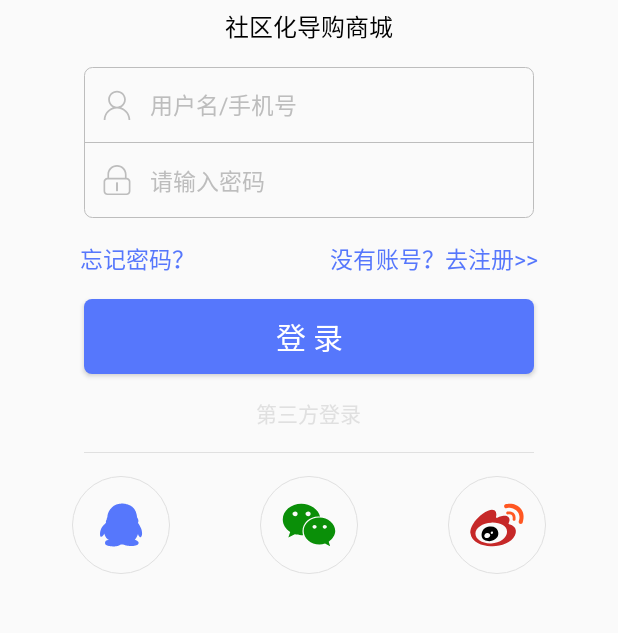
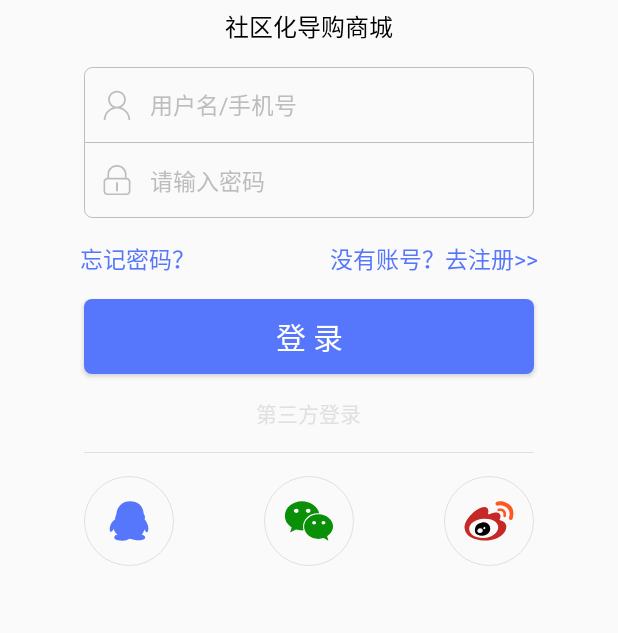
Before and after one commit to SemiWarm/SemiWarm, an Android app: the SignInActivity screen opened directly, with no data from a screen before it, on a phone screen of 412 x 824 dp, the part 257-890 px from its top. Run offline under Robolectric (Android 15) with nearby library versions, the phone set to English and light mode, and no system bars; our stand-ins replace ButterKnife.

Commit message:
美化第三方登录按钮

```diff
--- a/app/src/main/res/drawable/bg_third_sign_in.xml
+++ b/app/src/main/res/drawable/bg_third_sign_in.xml
@@ -1,5 +1,5 @@
 <?xml version="1.0" encoding="utf-8"?>
 <shape xmlns:android="http://schemas.android.com/apk/res/android" android:shape="oval">
-    <size android:width="65dp" android:height="65dp"/>
+    <size android:width="60dp" android:height="60dp"/>
     <stroke android:width="0.5dp" android:color="@color/grey_300"/>
 </shape>
```
